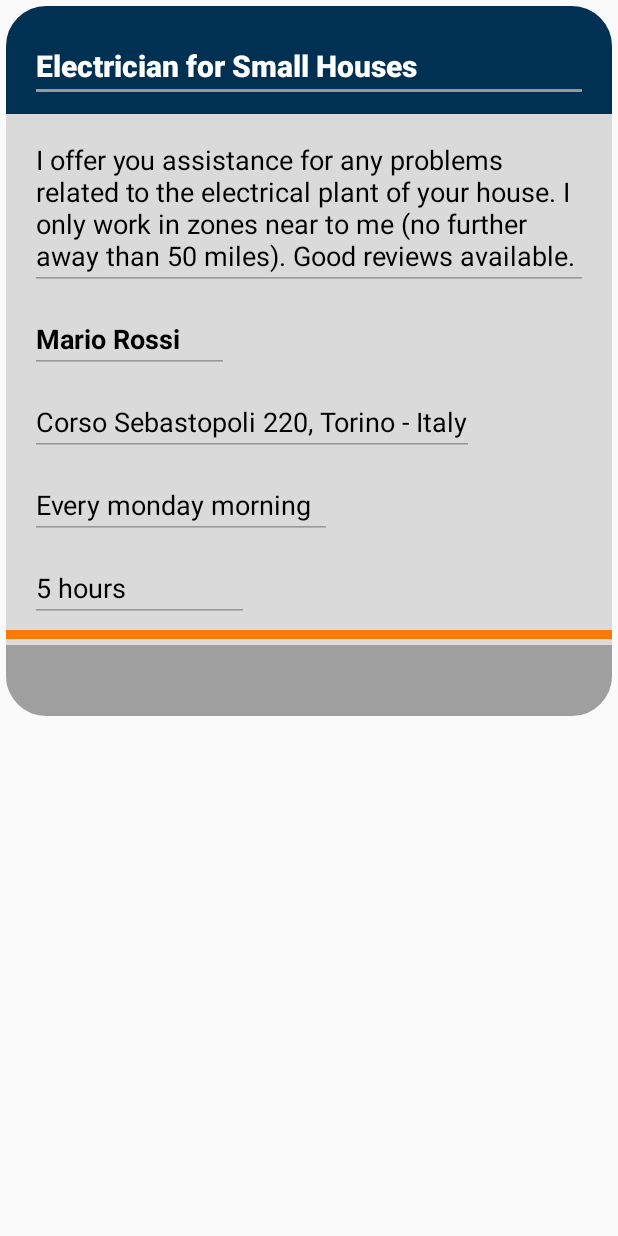
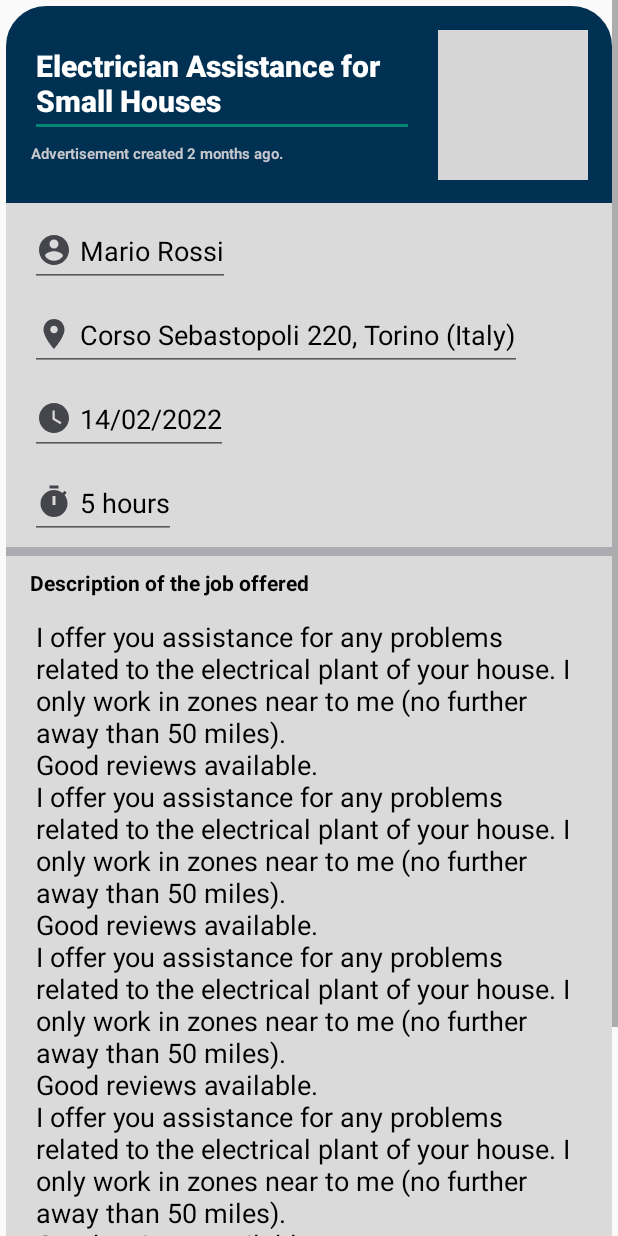
Before and after one commit to teoet27/MAD_Lab2, an Android app: the layout edit_time_slot_details_fragment.xml on its own in the app's theme, with its tools: preview values and no code run, on a phone screen of 412 x 824 dp. Run offline under Robolectric (Android 15) with nearby library versions, the phone set to English and light mode, and no system bars; grey boxes are pictures that could not be loaded.

Commit message:
feat: fragment for the single advertisement

```diff
--- a/app/src/main/res/layout/edit_time_slot_details_fragment.xml
+++ b/app/src/main/res/layout/edit_time_slot_details_fragment.xml
@@ -6,108 +6,144 @@
     android:layout_height="wrap_content"
     tools:context=".views.TimeSlotDetailsFragment">
 
+    <ScrollView
+        android:layout_width="match_parent"
+        android:layout_height="match_parent">
+
         <LinearLayout
             android:layout_width="match_parent"
-        android:layout_height="match_parent"
+            android:layout_height="wrap_content"
             android:layout_margin="4dp"
+            android:layout_marginStart="4dp"
+            android:layout_marginEnd="4dp"
             android:background="@drawable/rounded_corners_total"
             android:backgroundTint="#DADADA"
-        android:orientation="vertical">
+            android:orientation="vertical"
+            app:layout_constraintBottom_toBottomOf="parent"
+            app:layout_constraintEnd_toEndOf="parent"
+            app:layout_constraintStart_toStartOf="parent"
+            app:layout_constraintTop_toTopOf="parent">
 
             <LinearLayout
                 android:layout_width="match_parent"
                 android:layout_height="match_parent"
-            android:layout_weight="1"
                 android:background="@drawable/rounded_corners"
                 android:backgroundTint="@color/prussian_blue"
-            android:orientation="vertical"
                 android:paddingTop="16dp"
                 android:paddingBottom="8dp">
 
+                <LinearLayout
+                    android:layout_width="wrap_content"
+                    android:layout_height="wrap_content"
+                    android:layout_weight="8"
+                    android:orientation="vertical">
+
                     <EditText
-                android:id="@+id/ads_edit_title"
-                android:layout_width="match_parent"
-                android:layout_height="match_parent"
+                        android:id="@+id/ads_title"
+                        android:layout_width="wrap_content"
+                        android:layout_height="wrap_content"
                         android:layout_gravity="fill_vertical"
                         android:layout_marginStart="16dp"
                         android:layout_marginEnd="16dp"
-                android:backgroundTint="#989898"
+                        android:layout_weight="8"
                         android:fontFamily="sans-serif-black"
-                android:hint="@string/fragment_title"
-                android:text="@string/fragment_title_example"
+                        android:text="Electrician Assistance for Small Houses"
                         android:textColor="@color/white"
                         android:textSize="20sp"
                         android:textStyle="bold" />
+
+                    <TextView
+                        android:id="@+id/ads_creationTime"
+                        android:layout_width="wrap_content"
+                        android:layout_height="wrap_content"
+                        android:layout_gravity="left"
+                        android:layout_marginLeft="16dp"
+                        android:layout_marginTop="4dp"
+                        android:layout_marginRight="16dp"
+                        android:layout_weight="1"
+                        android:drawablePadding="5dp"
+                        android:text="Advertisement created 2 months ago."
+                        android:textAlignment="viewEnd"
+                        android:textColor="@color/material_dynamic_neutral80"
+                        android:textSize="10sp"
+                        android:textStyle="bold"
+                        app:drawableTint="@color/prussian_blue" />
+                </LinearLayout>
+
+                <ImageView
+                    android:id="@+id/moreButtonID"
+                    android:layout_width="wrap_content"
+                    android:layout_height="wrap_content"
+                    android:layout_gravity="end"
+                    android:layout_marginTop="5dp"
+                    android:layout_marginEnd="16dp"
+                    android:layout_marginBottom="2dp"
+                    android:layout_weight="0"
+                    android:background="@drawable/rounded_corners_total"
+                    android:backgroundTint="#FF0000"
+                    android:contentDescription='@string/more_button_for_opening_the_edit_menu'
+                    android:padding="2dp"
+                    android:src="@drawable/ic_delete_black_24dp"
+                    app:tint="@color/white" />
+
             </LinearLayout>
 
             <EditText
-            android:id="@+id/ads_edit_description"
-            android:layout_width="match_parent"
+                android:id="@+id/ads_account"
+                android:layout_width="wrap_content"
+                android:layout_height="wrap_content"
+                android:layout_gravity="start"
+                android:layout_marginLeft="16dp"
+                android:layout_marginTop="8dp"
+                android:layout_marginRight="16dp"
+                android:drawablePadding="5dp"
+                android:minHeight="48dp"
+                android:text="Mario Rossi"
+                android:textColor="@color/black"
+                app:drawableStartCompat="@drawable/ic_account_circle_black_24dp"
+                app:drawableTint="@color/material_dynamic_neutral30" />
+
+            <EditText
+                android:id="@+id/ads_location"
+                android:layout_width="wrap_content"
                 android:layout_height="wrap_content"
                 android:layout_marginLeft="16dp"
                 android:layout_marginTop="8dp"
                 android:layout_marginRight="16dp"
-            android:backgroundTint="#989898"
-            android:hint="@string/fragment_description"
-            android:text="@string/fragment_description_example"
-            android:textColor="#000000" />
+                android:drawablePadding="5dp"
+                android:minHeight="48dp"
+                android:text="Corso Sebastopoli 220, Torino (Italy)"
+                android:textColor="#000000"
+                app:drawableStartCompat="@drawable/ic_location_on_black_24dp"
+                app:drawableTint="@color/material_dynamic_neutral30" />
 
             <EditText
-            android:id="@+id/ads_edit_account"
-            android:layout_width="wrap_content"
-            android:layout_height="wrap_content"
-            android:layout_gravity="start"
-            android:layout_marginLeft="16dp"
-            android:layout_marginTop="10dp"
-            android:layout_marginRight="16dp"
-            android:layout_weight="1"
-            android:backgroundTint="#989898"
-            android:drawablePadding="5dp"
-            android:hint="@string/fragment_fullname"
-            android:text="@string/fragment_name_example"
-            android:textColor="@color/black"
-            android:textStyle="bold" />
-
-        <EditText
-            android:id="@+id/ads_edit_location"
+                android:id="@+id/ads_date"
                 android:layout_width="wrap_content"
                 android:layout_height="wrap_content"
                 android:layout_marginLeft="16dp"
-            android:layout_marginTop="10dp"
+                android:layout_marginTop="8dp"
                 android:layout_marginRight="16dp"
-            android:layout_weight="1"
-            android:backgroundTint="#989898"
                 android:drawablePadding="5dp"
-            android:hint="@string/fragment_location"
-            android:text="@string/fragment_location_example"
-            android:textColor="#000000" />
+                android:minHeight="48dp"
+                android:text="14/02/2022"
+                android:textColor="#000000"
+                app:drawableStartCompat="@drawable/ic_watch_later_black_24dp"
+                app:drawableTint="@color/material_dynamic_neutral30" />
 
             <EditText
-            android:id="@+id/ads_edit_date"
+                android:id="@+id/ads_duration"
                 android:layout_width="wrap_content"
                 android:layout_height="wrap_content"
                 android:layout_marginLeft="16dp"
-            android:layout_marginTop="10dp"
+                android:layout_marginTop="8dp"
                 android:layout_marginRight="16dp"
-            android:layout_weight="1"
-            android:backgroundTint="#989898"
                 android:drawablePadding="5dp"
-            android:hint="@string/fragment_date"
-            android:text="@string/fragment_date_example"
-            android:textColor="#000000" />
-
-        <EditText
-            android:id="@+id/ads_edit_duration"
-            android:layout_width="wrap_content"
-            android:layout_height="wrap_content"
-            android:layout_marginLeft="16dp"
-            android:layout_marginTop="10dp"
-            android:layout_marginRight="16dp"
-            android:backgroundTint="#989898"
-            android:drawablePadding="5dp"
-            android:hint="@string/fragment_duration"
-            android:text="@string/fragment_duration_example"
-            android:textColor="#000000" />
+                android:minHeight="48dp"
+                android:text="5 hours"
+                android:textColor="#000000"
+                app:drawableStartCompat="@drawable/ic_timer_black_24dp"
+                app:drawableTint="@color/material_dynamic_neutral30" />
 
             <ImageView
                 android:id="@+id/imageView"
@@ -115,36 +151,46 @@
                 android:layout_height="wrap_content"
                 android:layout_marginTop="5dp"
                 android:layout_weight="1"
-            android:background="@color/orange_poli"
-            android:contentDescription='"Separation line"'
+                android:background="@color/material_dynamic_neutral70"
+                android:contentDescription='@string/separation_line'
                 android:paddingTop="5dp"
                 android:src="@drawable/rounded_corners_land" />
+
+            <TextView
+                android:id="@+id/ads_descriptionTitle"
+                android:layout_width="match_parent"
+                android:layout_height="wrap_content"
+                android:layout_marginLeft="16dp"
+                android:layout_marginTop="8dp"
+                android:layout_marginRight="16dp"
+                android:text="@string/description_of_the_job_offered"
+                android:textColor="#000000"
+                android:textStyle="bold" />
+
+            <EditText
+                android:id="@+id/ads_description"
+                android:layout_width="match_parent"
+                android:layout_height="wrap_content"
+                android:layout_marginLeft="16dp"
+                android:layout_marginTop="4dp"
+                android:layout_marginRight="16dp"
+                android:text="I offer you assistance for any problems related to the electrical plant of your house. I only work in zones near to me (no further away than 50 miles). \nGood reviews available.\nI offer you assistance for any problems related to the electrical plant of your house. I only work in zones near to me (no further away than 50 miles). \nGood reviews available.\nI offer you assistance for any problems related to the electrical plant of your house. I only work in zones near to me (no further away than 50 miles). \nGood reviews available.\nI offer you assistance for any problems related to the electrical plant of your house. I only work in zones near to me (no further away than 50 miles). \nGood reviews available.\nI offer you assistance for any problems related to the electrical plant of your house. I only work in zones near to me (no further away than 50 miles). \nGood reviews available."
+                android:textColor="#000000" />
 
             <LinearLayout
                 android:layout_width="match_parent"
                 android:layout_height="match_parent"
-            android:layout_marginTop="4dp"
+                android:layout_marginTop="8dp"
                 android:layout_weight="1"
                 android:background="@drawable/rounded_corners_down"
-            android:backgroundTint="#9F9F9F"
+                android:backgroundTint="@color/material_dynamic_neutral70"
                 android:orientation="vertical"
-            android:paddingTop="8dp"
+                android:paddingTop="16dp"
                 android:paddingBottom="8dp">
 
-            <ImageView
-                android:id="@+id/moreButtonID"
-                android:layout_width="wrap_content"
-                android:layout_height="wrap_content"
-                android:layout_gravity="end"
-                android:layout_marginTop="5dp"
-                android:layout_marginEnd="32dp"
-                android:layout_marginBottom="2dp"
-                android:contentDescription='"More button for opening the edit menu"'
-                android:src="@drawable/ic_more_horiz_black_24dp"
-                android:visibility="invisible"
-                app:tint="#dbdbdb" />
             </LinearLayout>
 
         </LinearLayout>
+    </ScrollView>
 
 </FrameLayout>
--- a/app/src/main/res/layout/time_slot_details_fragment.xml
+++ b/app/src/main/res/layout/time_slot_details_fragment.xml
@@ -6,19 +6,19 @@
     android:layout_height="wrap_content"
     tools:context=".views.TimeSlotDetailsFragment">
 
+    <ScrollView
+        android:layout_width="match_parent"
+        android:layout_height="match_parent">
+
         <LinearLayout
             android:layout_width="match_parent"
-        android:layout_height="match_parent"
+            android:layout_height="wrap_content"
             android:layout_margin="4dp"
             android:layout_marginStart="4dp"
             android:layout_marginEnd="4dp"
             android:background="@drawable/rounded_corners_total"
             android:backgroundTint="#DADADA"
-        android:orientation="vertical"
-        app:layout_constraintBottom_toBottomOf="parent"
-        app:layout_constraintEnd_toEndOf="parent"
-        app:layout_constraintStart_toStartOf="parent"
-        app:layout_constraintTop_toTopOf="parent">
+            android:orientation="vertical">
 
             <LinearLayout
                 android:layout_width="match_parent"
@@ -52,7 +52,7 @@
                         android:id="@+id/ads_creationTime"
                         android:layout_width="wrap_content"
                         android:layout_height="wrap_content"
-                    android:layout_gravity="start"
+                        android:layout_gravity="left"
                         android:layout_marginLeft="16dp"
                         android:layout_marginTop="4dp"
                         android:layout_marginRight="16dp"
@@ -183,5 +183,6 @@
             </LinearLayout>
 
         </LinearLayout>
+    </ScrollView>
 
 </androidx.constraintlayout.widget.ConstraintLayout>
```
Lines whose indentation alone changed are shown as unchanged.
